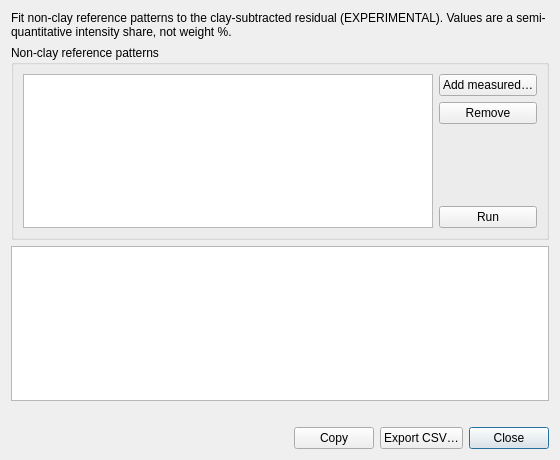
Old version of the form src/mudlab/nonclay/nonclay.ui in the repository Parthasarathi-Ghosh/MudLab2.
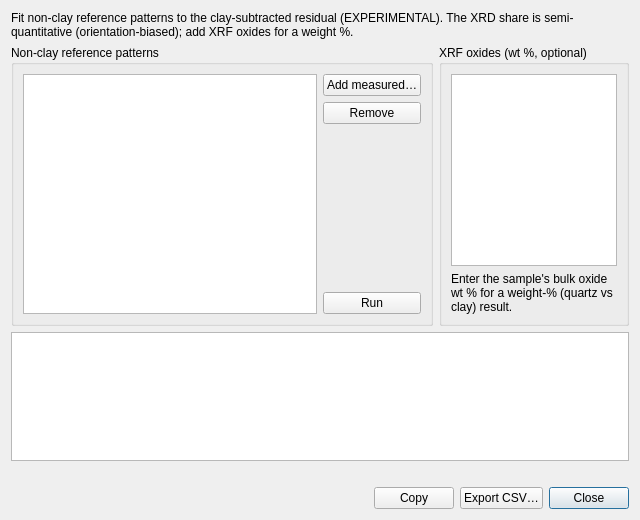
New version of the form.

Commit message: Add XRF mass-balance weight % to the non-clay dialog (Slice 2b-2)

```diff
--- a/src/mudlab/nonclay/nonclay.ui
+++ b/src/mudlab/nonclay/nonclay.ui
@@ -6,8 +6,8 @@
    <rect>
     <x>0</x>
     <y>0</y>
-    <width>560</width>
-    <height>460</height>
+    <width>640</width>
+    <height>520</height>
    </rect>
   </property>
   <property name="windowTitle">
@@ -17,13 +17,15 @@
    <item>
     <widget class="QLabel" name="lbl_title">
      <property name="text">
-      <string>Fit non-clay reference patterns to the clay-subtracted residual (EXPERIMENTAL). Values are a semi-quantitative intensity share, not weight %.</string>
+      <string>Fit non-clay reference patterns to the clay-subtracted residual (EXPERIMENTAL). The XRD share is semi-quantitative (orientation-biased); add XRF oxides for a weight %.</string>
      </property>
      <property name="wordWrap">
       <bool>true</bool>
      </property>
     </widget>
    </item>
+   <item>
+    <layout class="QHBoxLayout" name="topRow">
    <item>
     <widget class="QGroupBox" name="grp_refs">
      <property name="title">
@@ -79,6 +81,36 @@
       </item>
      </layout>
     </widget>
+     </item>
+     <item>
+      <widget class="QGroupBox" name="grp_xrf">
+       <property name="maximumSize">
+        <size>
+         <width>190</width>
+         <height>16777215</height>
+        </size>
+       </property>
+       <property name="title">
+        <string>XRF oxides (wt %, optional)</string>
+       </property>
+       <layout class="QVBoxLayout" name="xrfLayout">
+        <item>
+         <widget class="QTableWidget" name="tbl_xrf"/>
+        </item>
+        <item>
+         <widget class="QLabel" name="lbl_xrf_hint">
+          <property name="text">
+           <string>Enter the sample's bulk oxide wt % for a weight-% (quartz vs clay) result.</string>
+          </property>
+          <property name="wordWrap">
+           <bool>true</bool>
+          </property>
+         </widget>
+        </item>
+       </layout>
+      </widget>
+     </item>
+    </layout>
    </item>
    <item>
     <widget class="QTableWidget" name="tbl_results">
```
Lines whose indentation alone changed are shown as unchanged. The commit also changes 4 other files.
